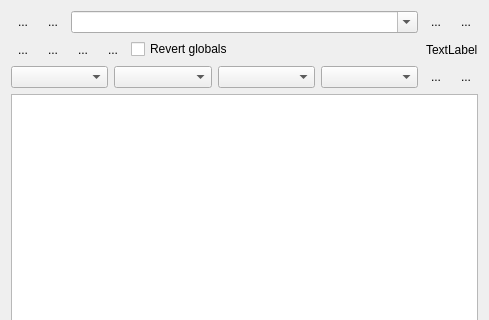
Before: the Qt Designer form ui/TodoList.ui in MonroeQuantumNetworks/IonControl, drawn with Qt 5; both pictures show x 0 to 489 and y 0 to 320 of the 489 by 637 pixel window.
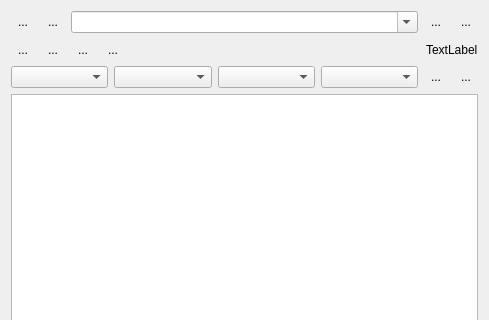
After: the same form once the commit is applied. Icons and pictures are not drawn.

Commit message: remove RevertGlobals option from Todolist (and always revert)

```diff
--- a/ui/TodoList.ui
+++ b/ui/TodoList.ui
@@ -176,16 +176,6 @@
        </property>
       </widget>
      </item>
-     <item>
-      <widget class="QCheckBox" name="revertCheckBox">
-       <property name="toolTip">
-        <string>Revert globals after each measurement</string>
-       </property>
-       <property name="text">
-        <string>Revert globals</string>
-       </property>
-      </widget>
-     </item>
      <item>
       <spacer name="horizontalSpacer">
        <property name="orientation">
```
The commit also changes 1 other file.
